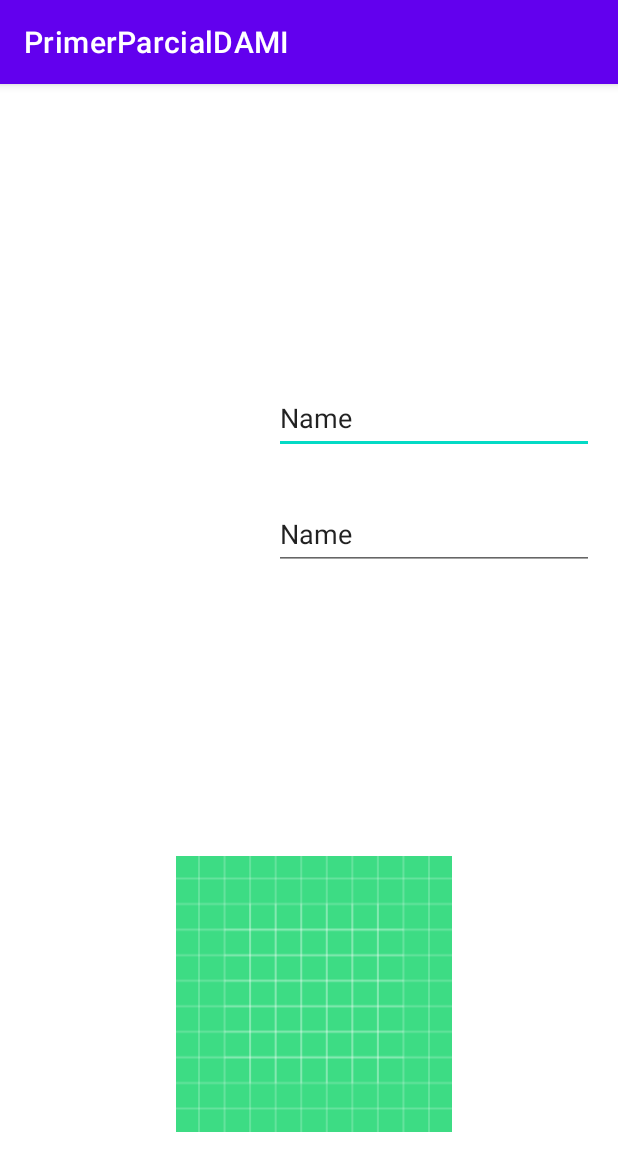
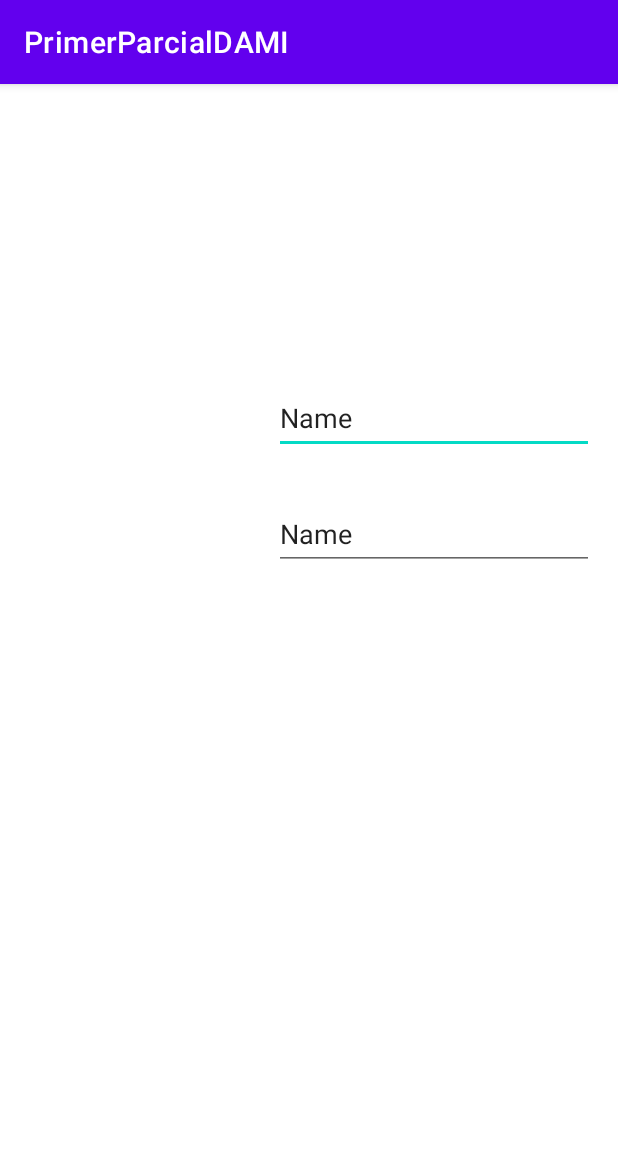
Before and after one commit to eredlaro/PrimerParcialDAMI, an Android app: the screen it shows after launch (MainActivity), on a phone screen of 412 x 824 dp. Shown: the top 1171 px of the screen. Run offline under Robolectric (Android 15) with nearby library versions, the phone set to English and light mode, and no system bars.

Commit message:
borre la imagen

```diff
--- a/app/src/main/res/layout/activity_main.xml
+++ b/app/src/main/res/layout/activity_main.xml
@@ -7,17 +7,7 @@
     tools:context=".MainActivity2">
 
 
-        <ImageView
-            android:id="@+id/imageView2"
-            android:layout_width="184dp"
-            android:layout_height="186dp"
-            app:layout_constraintBottom_toBottomOf="parent"
-            app:layout_constraintEnd_toEndOf="parent"
-            app:layout_constraintHorizontal_bias="0.515"
-            app:layout_constraintStart_toStartOf="parent"
-            app:layout_constraintTop_toTopOf="parent"
-            app:layout_constraintVertical_bias="0.882"
-            app:srcCompat="@drawable/ic_launcher_background" />
+
 
         <EditText
             android:id="@+id/editTextTextPersonName3"
```
